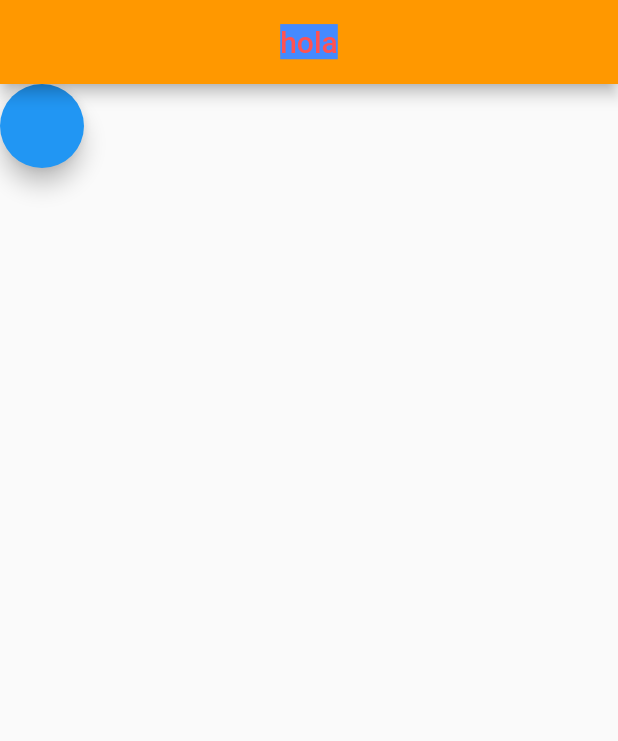
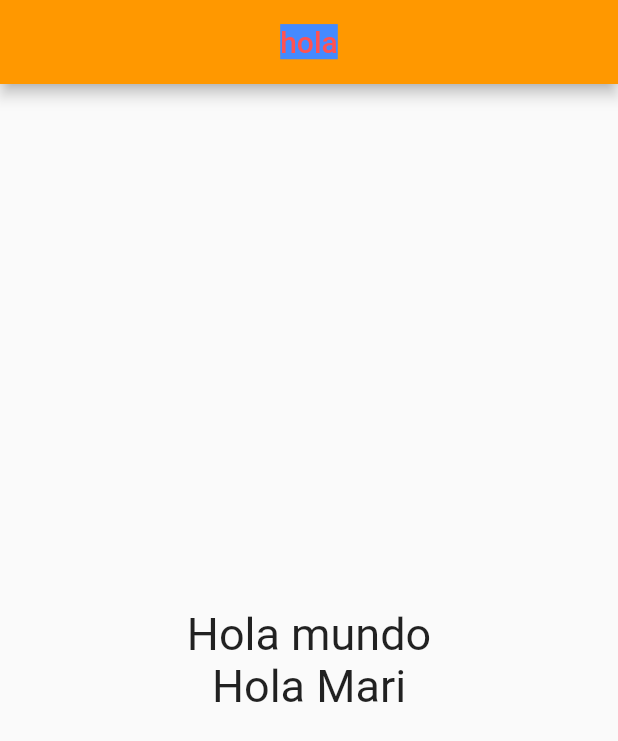
Before and after one commit to AleMancilla/Flutter-App, a Flutter app: the screen it shows after launch, on a phone screen of 412 x 824 dp. Shown: the top 741 px of the screen. Run offline on Flutter 3.47's test engine with Material 2 defaults, Android fonts, the phone set to English and light mode, and no system bars.

Commit message:
Scaffold con cuerpo de dos widgets

```diff
--- a/lib/src/pages/home.dart
+++ b/lib/src/pages/home.dart
@@ -10,7 +10,16 @@ class home extends StatelessWidget{
         centerTitle: true,
         backgroundColor: Colors.orange
         ),
-        body: FloatingActionButton(onPressed: (){})
+      body: Center(
+        child: Column(
+        mainAxisAlignment: MainAxisAlignment.center,
+        children: <Widget>[
+          Text("Hola mundo", style: TextStyle(fontSize: 30),),
+          Text("Hola Mari", style: TextStyle(fontSize: 30))
+        ],
+      ),
+      )
+
     );
   }
 
```
